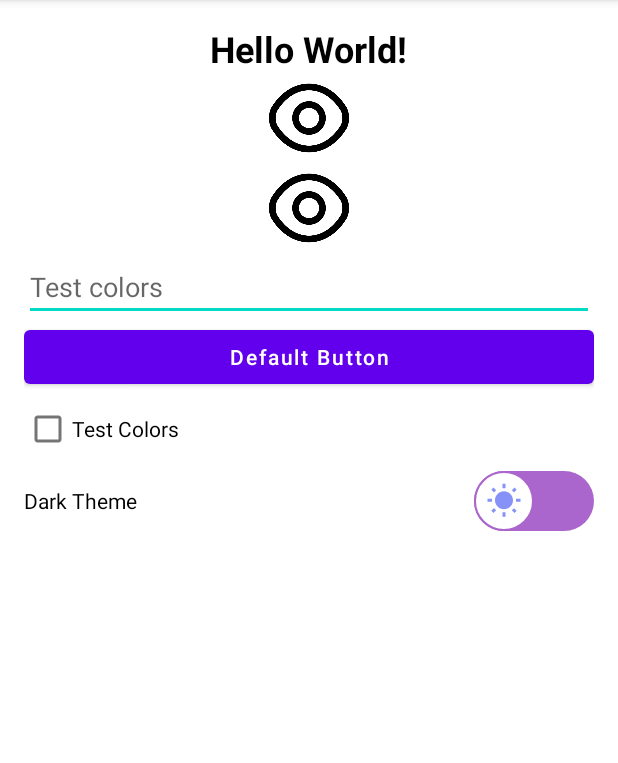
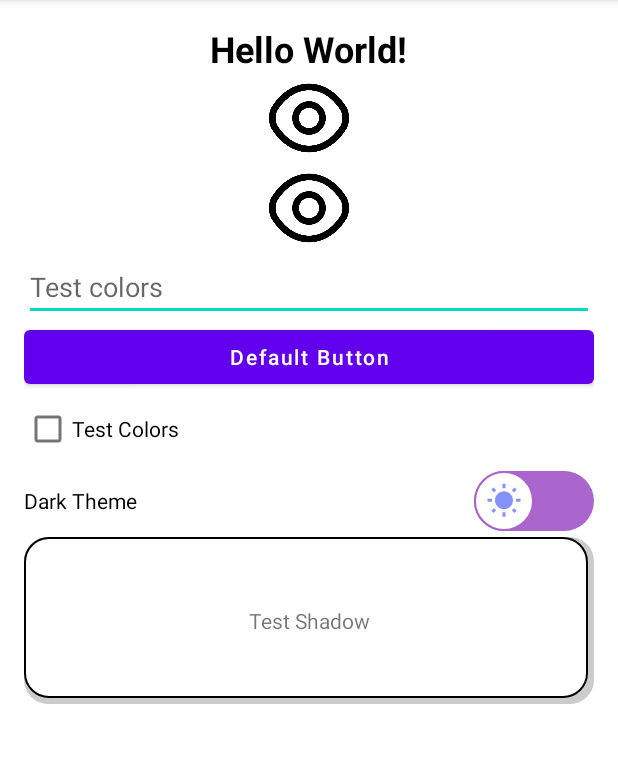
Before and after one commit to Naftali-K/ThemesTemp, an Android app: the screen it shows after launch (MainActivity), on a phone screen of 412 x 824 dp, the part 84-847 px from its top. Run offline under Robolectric (Android 15) with nearby library versions, the phone set to English and light mode, and no system bars.

Commit message:
update, add container with shadow, for test themes and shadow

```diff
--- /dev/null
+++ b/app/src/main/res/drawable-night/style_container.xml
@@ -0,0 +1,16 @@
+<?xml version="1.0" encoding="utf-8"?>
+<layer-list xmlns:android="http://schemas.android.com/apk/res/android">
+    <item>
+        <shape android:shape="rectangle">
+            <solid android:color="#4DFFFFFF"/> <!-- color of shadow -->
+            <corners android:radius="16dp"/>
+        </shape>
+    </item>
+    <item android:right="4dp" android:left="0dp" android:top="0dp" android:bottom="4dp">
+        <shape android:shape="rectangle">
+            <solid android:color="@android:color/black"/> <!-- background color -->
+            <corners android:radius="16dp"/>
+            <stroke android:width="1dp" android:color="@color/white"/>
+        </shape>
+    </item>
+</layer-list>
--- /dev/null
+++ b/app/src/main/res/drawable/style_container.xml
@@ -0,0 +1,16 @@
+<?xml version="1.0" encoding="utf-8"?>
+<layer-list xmlns:android="http://schemas.android.com/apk/res/android">
+    <item>
+        <shape android:shape="rectangle">
+            <solid android:color="#33000000"/> <!-- color of shadow -->
+            <corners android:radius="16dp"/>
+        </shape>
+    </item>
+    <item android:right="4dp" android:left="0dp" android:top="0dp" android:bottom="4dp">
+        <shape android:shape="rectangle">
+            <solid android:color="@color/white"/> <!-- background color -->
+            <corners android:radius="16dp"/>
+            <stroke android:width="1dp" android:color="@color/black"/>
+        </shape>
+    </item>
+</layer-list>
--- a/app/src/main/res/layout/activity_main.xml
+++ b/app/src/main/res/layout/activity_main.xml
@@ -54,4 +54,21 @@
         app:track="@drawable/style_switch_track"
         android:text="Dark Theme"/>
 
+    <androidx.constraintlayout.widget.ConstraintLayout
+        android:layout_width="match_parent"
+        android:layout_height="wrap_content"
+        android:background="@drawable/style_container">
+
+        <TextView
+            android:layout_width="wrap_content"
+            android:layout_height="wrap_content"
+            app:layout_constraintTop_toTopOf="parent"
+            app:layout_constraintBottom_toBottomOf="parent"
+            app:layout_constraintStart_toStartOf="parent"
+            app:layout_constraintEnd_toEndOf="parent"
+            android:padding="46dp"
+            android:text="Test Shadow"/>
+
+    </androidx.constraintlayout.widget.ConstraintLayout>
+
 </LinearLayout>
```
